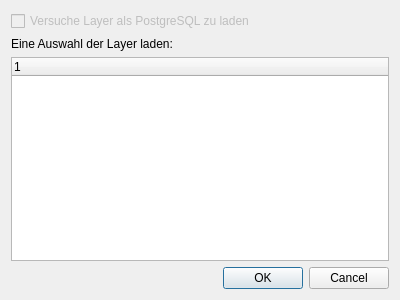
First picture: the form in solocator/ui/layer_loader_dialog.ui, repository opengisch/solocator, before the edit.
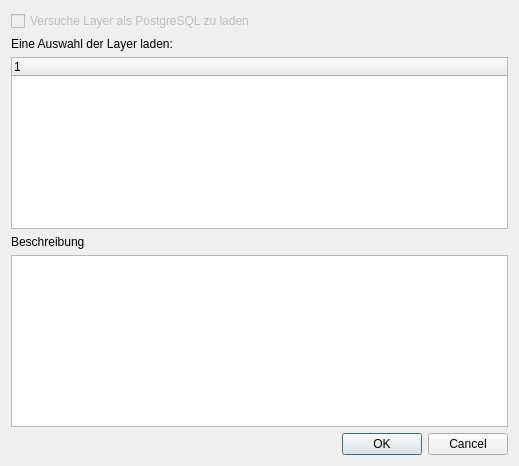
Second picture: the form after the edit.

Commit message: display description in dialog

```diff
--- a/solocator/ui/layer_loader_dialog.ui
+++ b/solocator/ui/layer_loader_dialog.ui
@@ -6,8 +6,8 @@
    <rect>
     <x>0</x>
     <y>0</y>
-    <width>400</width>
-    <height>300</height>
+    <width>519</width>
+    <height>466</height>
    </rect>
   </property>
   <property name="windowTitle">
@@ -23,7 +23,17 @@
      </column>
     </widget>
    </item>
-   <item row="3" column="0">
+   <item row="0" column="0">
+    <widget class="QCheckBox" name="checkBox">
+     <property name="enabled">
+      <bool>false</bool>
+     </property>
+     <property name="text">
+      <string>Versuche Layer als PostgreSQL zu laden</string>
+     </property>
+    </widget>
+   </item>
+   <item row="5" column="0">
     <widget class="QDialogButtonBox" name="buttonBox">
      <property name="orientation">
       <enum>Qt::Horizontal</enum>
@@ -40,13 +50,17 @@
      </property>
     </widget>
    </item>
-   <item row="0" column="0">
-    <widget class="QCheckBox" name="checkBox">
-     <property name="enabled">
-      <bool>false</bool>
-     </property>
+   <item row="3" column="0">
+    <widget class="QLabel" name="label_2">
      <property name="text">
-      <string>Versuche Layer als PostgreSQL zu laden</string>
+      <string>Beschreibung</string>
+     </property>
+    </widget>
+   </item>
+   <item row="4" column="0">
+    <widget class="QTextEdit" name="descriptionBrowser">
+     <property name="readOnly">
+      <bool>true</bool>
      </property>
     </widget>
    </item>
```
The commit also changes 3 other files.
